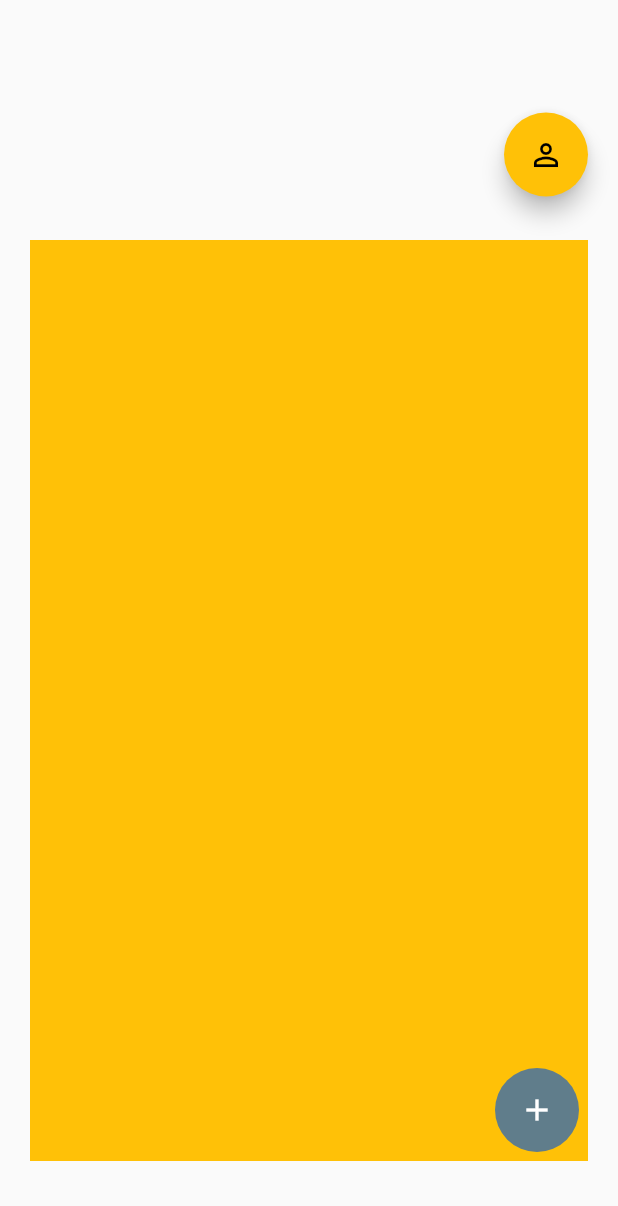
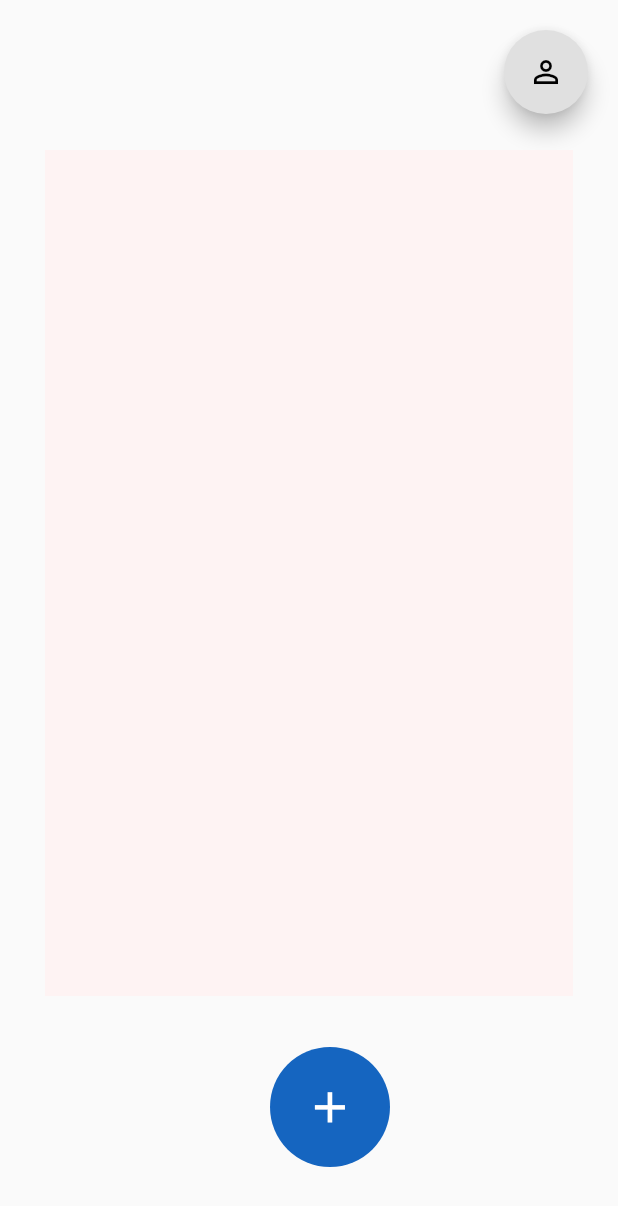
Before and after one commit to AkashCSanjeev/e_beat_goa_police, a Flutter app: the AllRoutes screen opened directly, on a phone screen of 412 x 824 dp. Shown: the top 1206 px of the screen. Run offline on Flutter 3.47's test engine with Material 2 defaults, Android fonts, the phone set to English and light mode, and no system bars; our stand-ins replace cloud_firestore, firebase_core, flutter_typeahead, geocoding, google_maps_flutter, local_auth and 5 more; missing offline and left inert: dart:ffi, flutter_polyline_points, geofence_service; accounts and stored records are empty.

Commit message:
improved all routes ui

```diff
--- a/lib/screens/User/all_routes.dart
+++ b/lib/screens/User/all_routes.dart
@@ -37,7 +37,8 @@ class _AllRoutesState extends State<AllRoutes> {
       body: Stack(
         children: [
           Container(
-            margin: EdgeInsets.fromLTRB(20, 75, 20, 20),
+            padding: EdgeInsets.all(20),
+            // margin: EdgeInsets.fromLTRB(20, 75, 20, 20),
             child: Row(
               mainAxisAlignment: MainAxisAlignment.end,
               children: [
@@ -48,7 +49,7 @@ class _AllRoutesState extends State<AllRoutes> {
                       return BeatAdmin();
                     }));
                   },
-                  backgroundColor: Colors.amber,
+                  backgroundColor: Colors.grey.shade300,
                   child: Icon(
                     Icons.perm_identity,
                     color: Colors.black,
@@ -59,8 +60,10 @@ class _AllRoutesState extends State<AllRoutes> {
           ),
           Center(
             child: Container(
-              color: Colors.amber,
-              margin: EdgeInsets.fromLTRB(20, 160, 20, 50),
+              color: Color.fromRGBO(254, 243, 243, 1),
+              margin:
+                  EdgeInsets.only(top: 100, left: 30, right: 30, bottom: 160),
+              // margin: EdgeInsets.fromLTRB(20, 160, 20, 50),
               child: ListView.separated(
                   itemBuilder: (context, index) {
                     return ExpansionTile(
@@ -96,7 +99,7 @@ class _AllRoutesState extends State<AllRoutes> {
                                 return Divider(
                                   // height: 50,
                                   thickness: 1,
-                                  color: Colors.blueGrey,
+                                  // color: Colors.blueGrey,
                                 );
                               },
                               itemCount: er[index].area.length),
@@ -106,7 +109,7 @@ class _AllRoutesState extends State<AllRoutes> {
                   },
                   separatorBuilder: (context, index) {
                     return Divider(
-                      height: 50,
+                      height: 30,
                       thickness: 1,
                       color: Colors.black,
                     );
@@ -117,17 +120,24 @@ class _AllRoutesState extends State<AllRoutes> {
         ],
       ),
       floatingActionButton: Container(
-        margin: EdgeInsets.fromLTRB(0, 0, 10, 40),
+        width: MediaQuery.of(context).size.width - 60,
+        margin: EdgeInsets.only(left: 30, bottom: 30),
+        child: Container(
+          height: 80,
+          child: FittedBox(
             child: new FloatingActionButton(
               elevation: 0.0,
               child: new Icon(Icons.add),
-            backgroundColor: Colors.blueGrey,
+              backgroundColor: Colors.blue.shade800,
               onPressed: () {
                 Navigator.pushReplacement(context,
                     MaterialPageRoute(builder: (context) {
                   return CreateRoute();
                 }));
-            }),
+              },
+            ),
+          ),
+        ),
       ),
     );
   }
```
Lines whose indentation alone changed are shown as unchanged.
